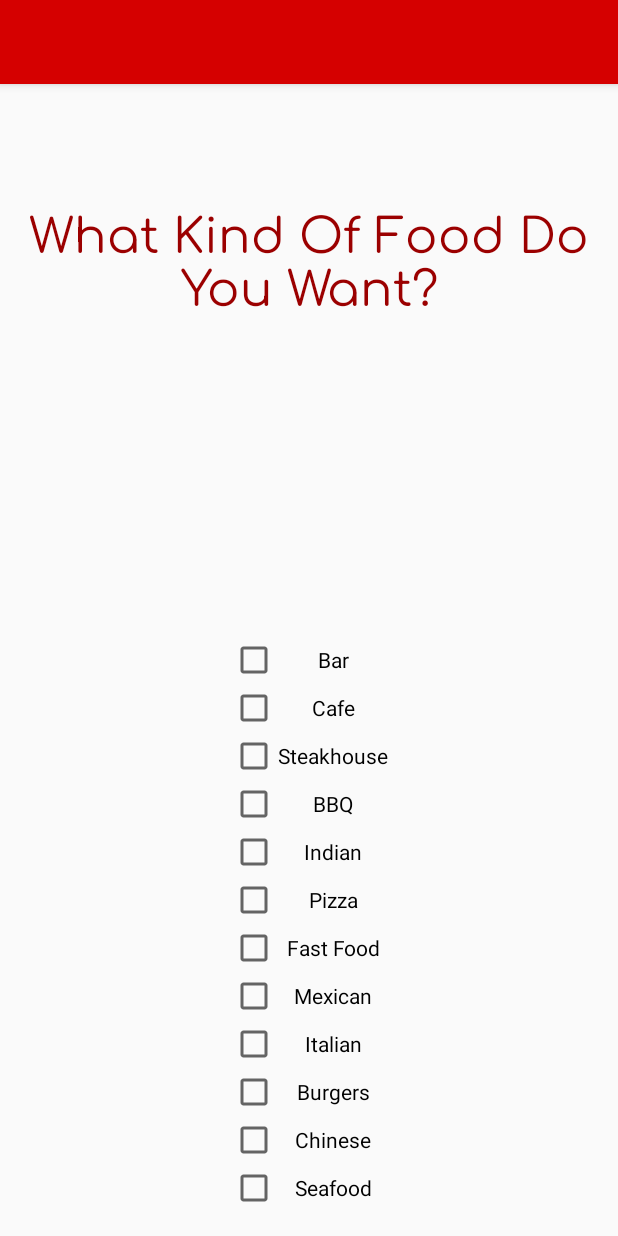
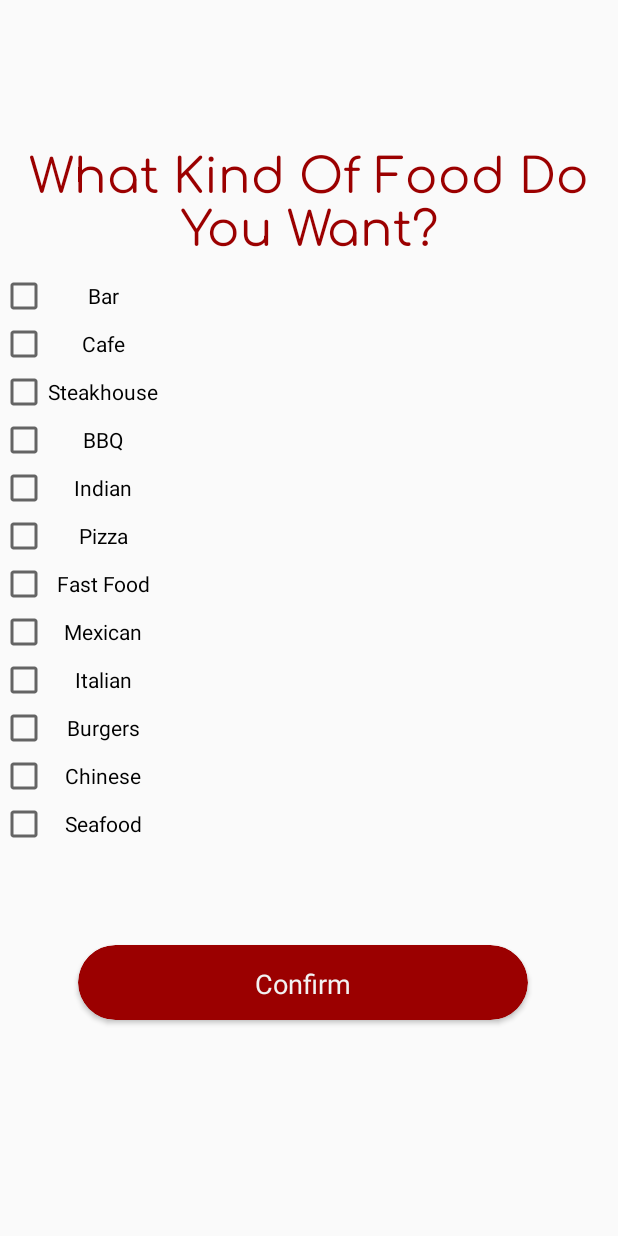
Before and after one commit to aam659/SpiceApp, an Android app: the ChooseCategory screen opened directly, with no data from a screen before it, on a phone screen of 412 x 824 dp. Run offline under Robolectric (Android 15) with nearby library versions, the phone set to English and light mode, and no system bars; Roboto replaces fonts that are not available here.

Commit message:
Finshed Choose Category page

```diff
--- a/App/SpiceApp/app/src/main/res/layout/activity_choose_category.xml
+++ b/App/SpiceApp/app/src/main/res/layout/activity_choose_category.xml
@@ -1,26 +1,65 @@
 <?xml version="1.0" encoding="utf-8"?>
-<androidx.coordinatorlayout.widget.CoordinatorLayout xmlns:android="http://schemas.android.com/apk/res/android"
+<androidx.constraintlayout.widget.ConstraintLayout xmlns:android="http://schemas.android.com/apk/res/android"
     xmlns:app="http://schemas.android.com/apk/res-auto"
     xmlns:tools="http://schemas.android.com/tools"
+    android:id="@+id/coordinatorLayout"
     android:layout_width="match_parent"
     android:layout_height="match_parent"
     android:fitsSystemWindows="true"
     tools:context=".ChooseCategory">
 
+    <androidx.cardview.widget.CardView
+        android:id="@+id/cardConfirmCat"
+        android:layout_width="300dp"
+        android:layout_height="50dp"
+        android:layout_below="@+id/edtRetype"
+        android:layout_alignParentStart="true"
+        android:layout_alignParentLeft="true"
+        android:layout_alignParentEnd="true"
+        android:layout_alignParentRight="true"
+        android:layout_marginStart="52dp"
+        android:layout_marginTop="8dp"
+        android:layout_marginBottom="88dp"
+        app:cardBackgroundColor="@color/colorPrimaryDark"
+        app:cardCornerRadius="25dp"
+        app:layout_constraintBottom_toBottomOf="parent"
+        app:layout_constraintStart_toStartOf="parent"
+        app:layout_constraintTop_toBottomOf="@+id/include2">
+
+        <RelativeLayout
+            android:id="@+id/btnConfirmCat"
+            android:layout_width="match_parent"
+            android:layout_height="match_parent">
+
+            <TextView
+                android:id="@+id/textView"
+                android:layout_width="wrap_content"
+                android:layout_height="wrap_content"
+                android:layout_alignParentTop="true"
+                android:layout_centerHorizontal="true"
+                android:layout_marginTop="13dp"
+                android:text="@string/strConfirm"
+                android:textColor="#f2f2f2"
+                android:textSize="18sp" />
+        </RelativeLayout>
+    </androidx.cardview.widget.CardView>
+
     <include
+        android:id="@+id/include2"
         layout="@layout/content_choose_category"
-        android:layout_gravity="center|bottom"
-        android:layout_height="400dp"
-        android:layout_width="wrap_content" />
+        android:layout_width="wrap_content"
+        android:layout_height="wrap_content"
+        android:layout_marginTop="8dp"
+        app:layout_constraintTop_toBottomOf="@+id/textView3"
+        tools:layout_editor_absoluteX="152dp" />
 
     <TextView
         android:id="@+id/textView3"
-        android:layout_width="match_parent"
-        android:layout_height="99dp"
-        android:layout_below="@+id/toolbar"
-        android:layout_alignParentBottom="true"
-        android:layout_marginTop="128dp"
+        android:layout_width="wrap_content"
+        android:layout_height="wrap_content"
+        android:layout_marginTop="88dp"
         android:fontFamily="@font/comfortaa"
+        android:gravity="top"
         android:text="@string/strChooseACategory"
         android:textAlignment="center"
         android:textColor="@color/colorPrimaryDark"
@@ -30,30 +69,4 @@
         app:layout_constraintTop_toTopOf="parent"
         tools:text="@string/strChooseACategory" />
 
-    <com.google.android.material.appbar.AppBarLayout
-        android:id="@+id/app_bar"
-        android:layout_width="match_parent"
-        android:layout_height="wrap_content"
-        android:fitsSystemWindows="true"
-        android:theme="@style/AppTheme.AppBarOverlay">
-
-        <com.google.android.material.appbar.CollapsingToolbarLayout
-            android:id="@+id/toolbar_layout"
-            android:layout_width="match_parent"
-            android:layout_height="wrap_content"
-            android:fitsSystemWindows="true"
-            app:contentScrim="?attr/colorPrimary"
-            app:layout_scrollFlags="scroll|exitUntilCollapsed"
-            app:toolbarId="@+id/toolbar">
-
-            <androidx.appcompat.widget.Toolbar
-                android:id="@+id/toolbar"
-                android:layout_width="match_parent"
-                android:layout_height="?attr/actionBarSize"
-                app:layout_collapseMode="pin"
-                app:popupTheme="@style/AppTheme.PopupOverlay" />
-
-        </com.google.android.material.appbar.CollapsingToolbarLayout>
-    </com.google.android.material.appbar.AppBarLayout>
-
-</androidx.coordinatorlayout.widget.CoordinatorLayout>
+</androidx.constraintlayout.widget.ConstraintLayout>
--- a/App/SpiceApp/app/src/main/res/layout/content_choose_category.xml
+++ b/App/SpiceApp/app/src/main/res/layout/content_choose_category.xml
@@ -102,6 +102,7 @@
                 android:layout_height="wrap_content"
                 android:gravity="center"
                 android:text="@string/strSeafood" />
+
         </LinearLayout>
     </ScrollView>
 </androidx.core.widget.NestedScrollView>
--- a/App/SpiceApp/app/src/main/res/values/strings.xml
+++ b/App/SpiceApp/app/src/main/res/values/strings.xml
@@ -66,4 +66,5 @@
     <string name="strSteakhouse">Steakhouse</string>
     <string name="strBar">Bar</string>
     <string name="strChooseACategory">What Kind Of Food Do You Want?</string>
+    <string name="strConfirm">Confirm</string>
 </resources>
```
Also changed, not shown: App/SpiceApp/app/src/main/java/com/example/spiceapp/ChooseCategory.java (line endings or trailing spaces).
